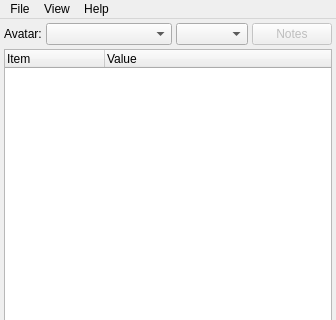
The window that MainWindow.ui (bsmr/CotA) describes before a commit, drawn with Qt 5; both pictures show x 0 to 336 and y 0 to 320 of the 336 by 516 pixel window.
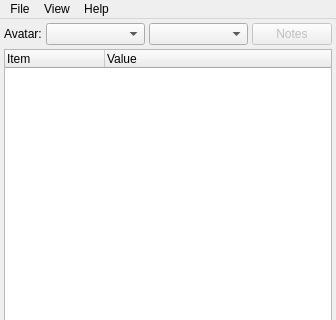
The same window after the commit. Icons and pictures are not drawn.

Commit message: Set the date combo box to also expand when the window is resized.

Patch:
```diff
--- a/MainWindow.ui
+++ b/MainWindow.ui
@@ -64,6 +64,12 @@
       </item>
       <item>
        <widget class="QComboBox" name="dateComboBox">
+        <property name="sizePolicy">
+         <sizepolicy hsizetype="Expanding" vsizetype="Fixed">
+          <horstretch>0</horstretch>
+          <verstretch>0</verstretch>
+         </sizepolicy>
+        </property>
         <property name="sizeAdjustPolicy">
          <enum>QComboBox::AdjustToContents</enum>
         </property>
```
